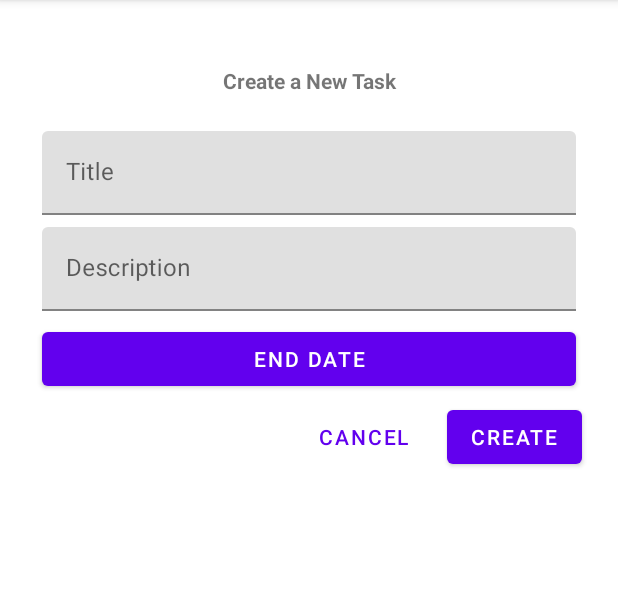
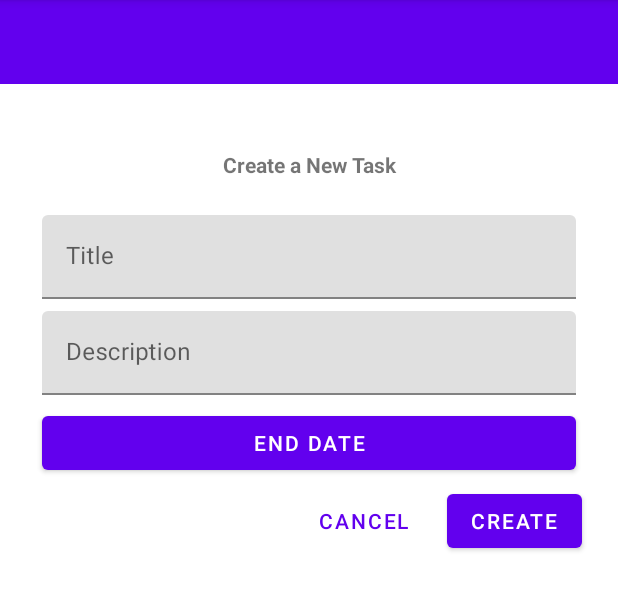
Before and after one commit to raquel-f/CM-Webinar-MD, an Android app: the screen it shows after launch (MainActivity), after a tap on "Add new task", on a phone screen of 412 x 824 dp, the part 84-695 px from its top. Run offline under Robolectric (Android 15) with nearby library versions, the phone set to English and light mode, and no system bars; 1 statement that could not run was skipped.

```diff
--- a/app/src/main/java/com/raquel/todoappdesign/MainActivity.java
+++ b/app/src/main/java/com/raquel/todoappdesign/MainActivity.java
@@ -3,6 +3,7 @@ package com.raquel.todoappdesign;
 import android.os.Bundle;
 
 import androidx.appcompat.app.AppCompatActivity;
+import androidx.appcompat.widget.Toolbar;
 
 import com.raquel.todoappdesign.fragments.CreateTask;
 import com.raquel.todoappdesign.fragments.EditTask;
@@ -15,6 +16,9 @@ public class MainActivity extends AppCompatActivity implements FragmentSwitcher
     protected void onCreate(Bundle savedInstanceState) {
         super.onCreate(savedInstanceState);
         setContentView(R.layout.activity_main);
+
+        Toolbar toolbar = findViewById(R.id.toolbar);
+        setSupportActionBar(toolbar);
 
         getSupportFragmentManager().beginTransaction()
                 .add(R.id.mainFrame_layout, TaskFragment.class,null)
--- a/app/src/main/java/com/raquel/todoappdesign/fragments/MyTaskRecyclerViewAdapter.java
+++ b/app/src/main/java/com/raquel/todoappdesign/fragments/MyTaskRecyclerViewAdapter.java
@@ -25,7 +25,7 @@ import java.util.Locale;
  */
 public class MyTaskRecyclerViewAdapter extends RecyclerView.Adapter<MyTaskRecyclerViewAdapter.ViewHolder> {
 
-    private final List<Task> mValues;
+    private List<Task> mValues;
     public static final SimpleDateFormat dateFormat = new SimpleDateFormat("dd-MM-yyyy", Locale.ENGLISH);
     private final FragmentSwitcher fragmentSwitcher;
     private final TaskViewModel viewModel;
@@ -126,6 +126,10 @@ public class MyTaskRecyclerViewAdapter extends RecyclerView.Adapter<MyTaskRecycl
         return mValues.size();
     }
 
+    public void setDataSet(List<Task> newValues){
+        mValues = newValues;
+    }
+
     public class ViewHolder extends RecyclerView.ViewHolder {
         public final TextView mTitleView;
         public final TextView mDateView;
--- a/app/src/main/res/layout/activity_main.xml
+++ b/app/src/main/res/layout/activity_main.xml
@@ -1,7 +1,31 @@
 <?xml version="1.0" encoding="utf-8"?>
-<FrameLayout xmlns:android="http://schemas.android.com/apk/res/android"
+<androidx.constraintlayout.widget.ConstraintLayout xmlns:android="http://schemas.android.com/apk/res/android"
+    xmlns:app="http://schemas.android.com/apk/res-auto"
     xmlns:tools="http://schemas.android.com/tools"
-    android:id="@+id/mainFrame_layout"
+    android:id="@+id/main_layout"
     android:layout_width="match_parent"
     android:layout_height="match_parent"
-    tools:context=".MainActivity" />
+    android:fitsSystemWindows="true"
+    tools:context=".MainActivity">
+
+    <androidx.appcompat.widget.Toolbar
+        android:id="@+id/toolbar"
+        android:layout_width="match_parent"
+        android:layout_height="wrap_content"
+        android:background="?attr/colorPrimary"
+        android:minHeight="?attr/actionBarSize"
+        android:theme="?attr/actionBarTheme"
+        app:layout_constraintEnd_toEndOf="parent"
+        app:layout_constraintStart_toStartOf="parent"
+        app:layout_constraintTop_toTopOf="parent" />
+
+    <androidx.fragment.app.FragmentContainerView
+        android:id="@+id/mainFrame_layout"
+        android:name="com.raquel.todoappdesign.fragments.TaskFragment"
+        android:layout_width="0dp"
+        android:layout_height="0dp"
+        app:layout_constraintBottom_toBottomOf="parent"
+        app:layout_constraintEnd_toEndOf="parent"
+        app:layout_constraintStart_toStartOf="parent"
+        app:layout_constraintTop_toBottomOf="@+id/toolbar" />
+</androidx.constraintlayout.widget.ConstraintLayout>
--- /dev/null
+++ b/app/src/main/res/menu/list_menu.xml
@@ -0,0 +1,13 @@
+<?xml version="1.0" encoding="utf-8"?>
+<menu xmlns:android="http://schemas.android.com/apk/res/android">
+
+    <item
+        android:id="@+id/todo"
+        android:title="@string/to_do" />
+    <item
+        android:id="@+id/doing"
+        android:title="@string/doing" />
+    <item
+        android:id="@+id/done"
+        android:title="@string/done" />
+</menu>
--- a/app/src/main/res/values/strings.xml
+++ b/app/src/main/res/values/strings.xml
@@ -22,5 +22,8 @@
     <string name="status_DONE">Done</string>
     <string name="edit">Edit</string>
     <string name="delete">Delete</string>
+    <string name="to_do">To-Do</string>
+    <string name="doing">Doing</string>
+    <string name="done">Done</string>
 
 </resources>
```
Also changed, not shown: app/src/main/java/com/raquel/todoappdesign/fragments/TaskFragment.java (+37 -2 lines).
